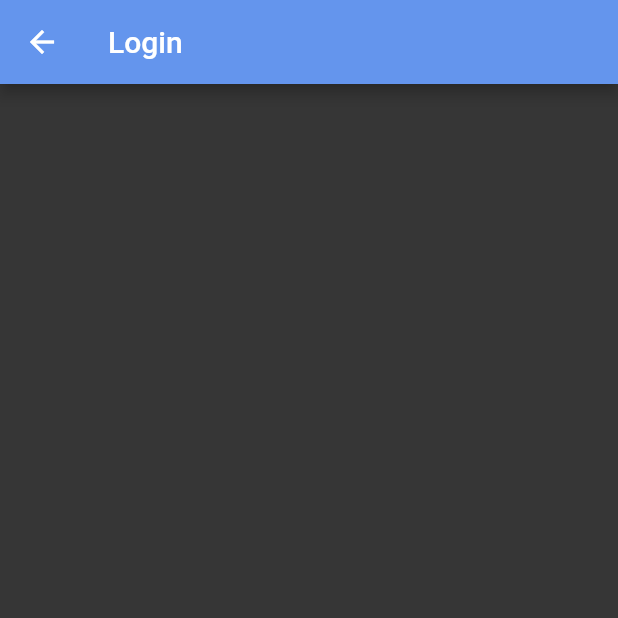
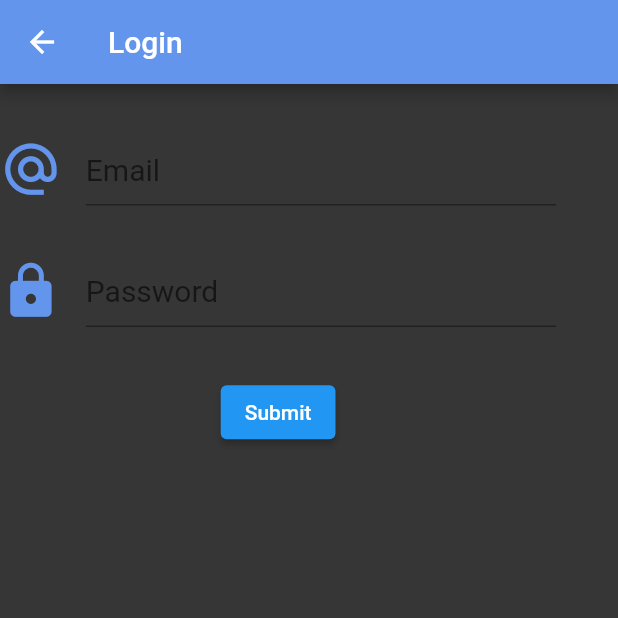
Before and after one commit to Saifa4455/MobileApp, a Flutter app: the screen it shows after launch, after a tap on "Login", on a phone screen of 412 x 824 dp, the top half of it. Run offline on Flutter 3.47's test engine with Material 2 defaults, Android fonts, the phone set to English and light mode, and no system bars; our stand-ins replace sembast; network calls fail.

Commit message:
regis + login + dashboard

```diff
--- a/lib/main.dart
+++ b/lib/main.dart
@@ -1,5 +1,6 @@
 import 'package:flutter/material.dart';
 import 'package:work1/config/constant.dart';
+import 'package:work1/screen/dashboard.dart';
 import 'package:work1/screen/homepage.dart';
 import 'package:work1/index.dart';
 import 'package:work1/screen/login.dart';
@@ -22,6 +23,7 @@ class Myapp extends StatelessWidget {
       routes: {
         'login': (context) => Login(),
         'register': (context) => Register(),
+        'dashboard': (context) => Dashboard(),
       },
       home: Index(),
     );
--- a/lib/screen/login.dart
+++ b/lib/screen/login.dart
@@ -1,4 +1,7 @@
 import 'package:flutter/material.dart';
+import 'package:work1/backend/database.dart';
+import 'package:work1/config/constant.dart';
+import 'package:work1/screen/dashboard.dart';
 
 class Login extends StatefulWidget {
   const Login({Key? key}) : super(key: key);
@@ -8,12 +11,89 @@ class Login extends StatefulWidget {
 }
 
 class _LoginState extends State<Login> {
+  var email, password;
+  final formkey = GlobalKey<FormState>();
+
   @override
   Widget build(BuildContext context) {
-    return Container(
-      child: Scaffold(
-        appBar: AppBar(
-          title: Text('Login'),
+    Size size = MediaQuery.of(context).size;
+    return Scaffold(
+      appBar: AppBar(
+        title: Text('Login'),
+      ),
+      body: Form(
+        key: formkey,
+        child: SingleChildScrollView(
+          child: Column(
+            children: [
+              SizedBox(
+                height: size.height * 0.04,
+              ),
+              Container(
+                width: size.width * 0.9,
+                child: TextFormField(
+                  style: TextStyle(color: Colors.black, fontSize: 20),
+                  decoration: InputDecoration(
+                    icon: Icon(
+                      Icons.alternate_email,
+                      color: pColor,
+                      size: size.height * 0.05,
+                    ),
+                    hintText: "Email",
+                  ),
+                  onSaved: (value) {
+                    email = value;
+                  },
+                ),
+              ),
+              SizedBox(
+                height: size.height * 0.04,
+              ),
+              Container(
+                width: size.width * 0.9,
+                child: TextFormField(
+                  style: TextStyle(color: Colors.black, fontSize: 20),
+                  obscureText: true,
+                  decoration: InputDecoration(
+                    icon: Icon(
+                      Icons.lock,
+                      color: pColor,
+                      size: size.height * 0.05,
+                    ),
+                    hintText: "Password",
+                  ),
+                  onSaved: (value) {
+                    password = value;
+                  },
+                ),
+              ),
+              SizedBox(
+                height: size.height * 0.04,
+              ),
+              ElevatedButton(
+                child: Text('Submit'),
+                onPressed: () {
+                  formkey.currentState!.save();
+                  //print("$email $password");
+                  var local = LocalDB();
+                  local.Login(email, password).then((value) {
+                    if (value) {
+                      print('success');
+                      Navigator.pushNamed(context, 'dashboard');
+                    } else {
+                      print('fail');
+                      final bar = SnackBar(
+                        content: Text('ไม่พบข้อมูล'),
+                        backgroundColor: Colors.red[600],
+                      );
+
+                      ScaffoldMessenger.of(context).showSnackBar(bar);
+                    }
+                  });
+                },
+              )
+            ],
+          ),
         ),
       ),
     );
--- a/pubspec.yaml
+++ b/pubspec.yaml
@@ -29,6 +29,10 @@ dependencies:
   # Use with the CupertinoIcons class for iOS style icons.
   cupertino_icons: ^1.0.2
   adobe_xd: ^2.0.0+1
+  sembast: ^3.1.0+2
+  path_provider: ^2.0.4
+  path: ^1.8.0
+
 
 dev_dependencies:
   flutter_test:
```
Also changed, not shown: lib/backend/database.dart (added, +65 -0 lines), lib/screen/dashboard.dart (added, +17 -0 lines), lib/screen/register.dart (+6 -4 lines), pubspec.lock.
